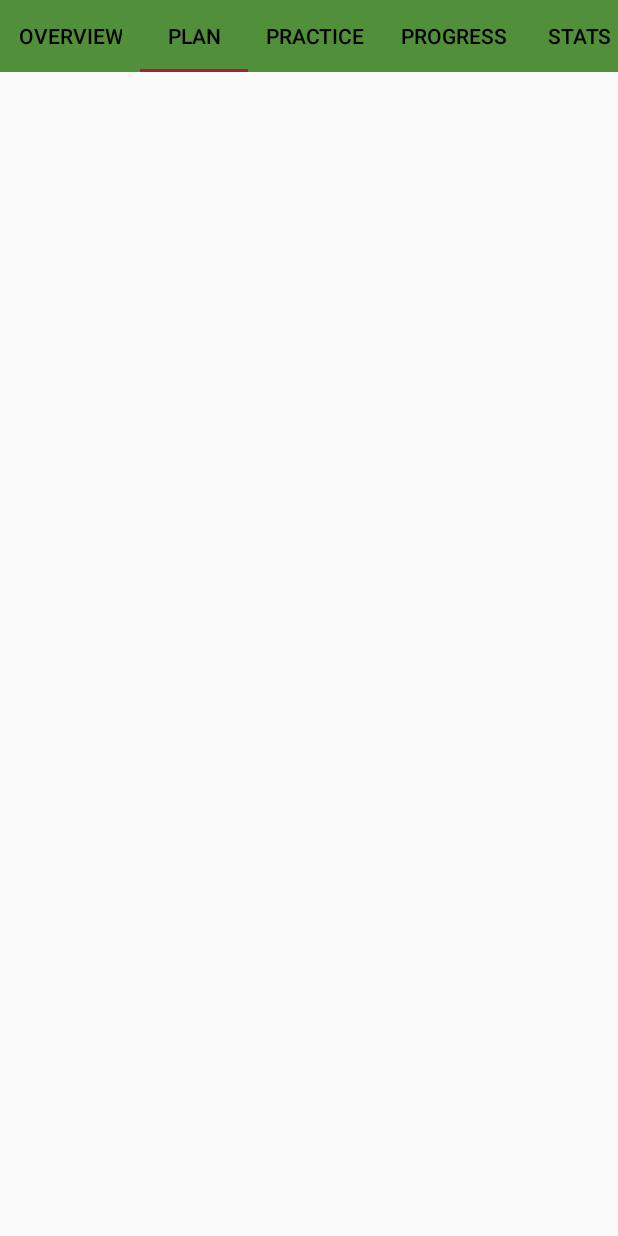
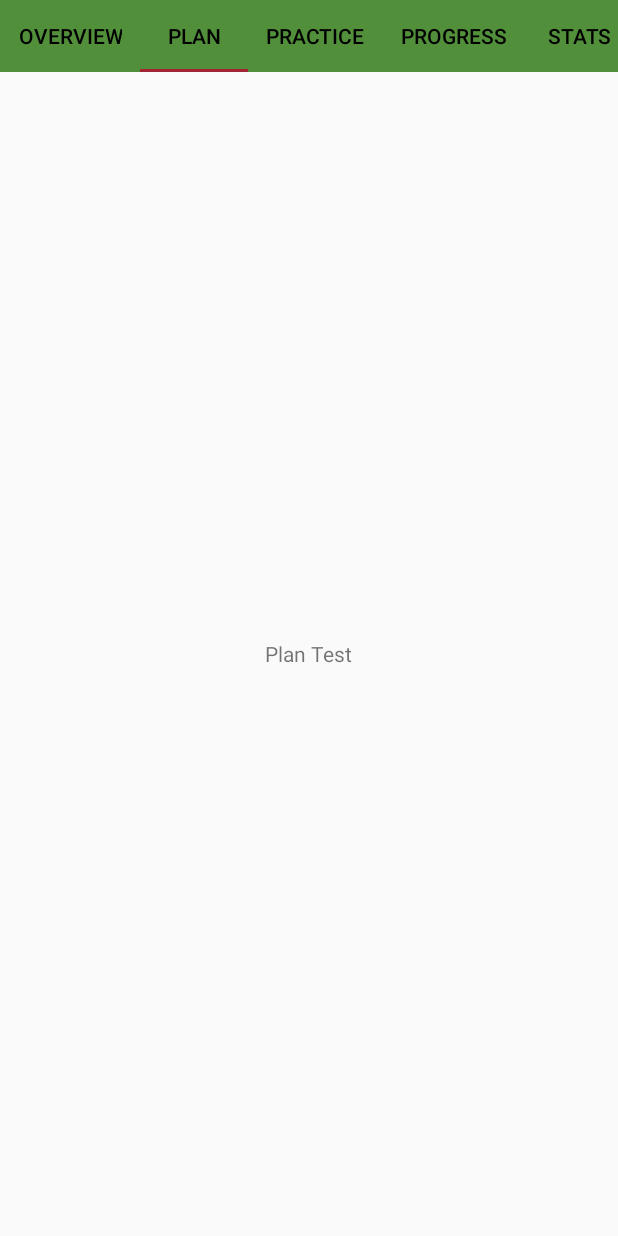
Before and after one commit to JasonCentral/SkillVow, an Android app: the screen it shows after launch (MainActivity), tab 2 chosen, on a phone screen of 412 x 824 dp. Run offline under Robolectric (Android 15) with nearby library versions, the phone set to English and light mode, and no system bars.

Commit message:
Added some text within the tabs

```diff
--- a/app/src/main/java/com/visionvow/skillvow/Pages/Overview.java
+++ b/app/src/main/java/com/visionvow/skillvow/Pages/Overview.java
@@ -19,6 +19,6 @@ public class Overview extends Fragment {
     @Override
     public View onCreateView(LayoutInflater inflater, @Nullable ViewGroup container, @Nullable Bundle savedInstanceState) {
         view = inflater.inflate(R.layout.overview_fragment, container, false);
-        return super.onCreateView(inflater, container, savedInstanceState);
+        return view;
     }
 }
--- a/app/src/main/java/com/visionvow/skillvow/Pages/Plan.java
+++ b/app/src/main/java/com/visionvow/skillvow/Pages/Plan.java
@@ -19,6 +19,6 @@ public class Plan extends Fragment {
     @Override
     public View onCreateView(LayoutInflater inflater, @Nullable ViewGroup container, @Nullable Bundle savedInstanceState) {
         view = inflater.inflate(R.layout.plan_fragment, container, false);
-        return super.onCreateView(inflater, container, savedInstanceState);
+        return view;
     }
 }
--- a/app/src/main/java/com/visionvow/skillvow/Pages/Practice.java
+++ b/app/src/main/java/com/visionvow/skillvow/Pages/Practice.java
@@ -19,6 +19,6 @@ public class Practice extends Fragment {
     @Override
     public View onCreateView(LayoutInflater inflater, @Nullable ViewGroup container, @Nullable Bundle savedInstanceState) {
         view = inflater.inflate(R.layout.practice_fragment, container, false);
-        return super.onCreateView(inflater, container, savedInstanceState);
+        return view;
     }
 }
--- a/app/src/main/java/com/visionvow/skillvow/Pages/Progress.java
+++ b/app/src/main/java/com/visionvow/skillvow/Pages/Progress.java
@@ -19,6 +19,6 @@ public class Progress extends Fragment {
     @Override
     public View onCreateView(LayoutInflater inflater, @Nullable ViewGroup container, @Nullable Bundle savedInstanceState) {
         view = inflater.inflate(R.layout.progress_fragment, container, false);
-        return super.onCreateView(inflater, container, savedInstanceState);
+        return view;
     }
 }
--- a/app/src/main/java/com/visionvow/skillvow/Pages/Stats.java
+++ b/app/src/main/java/com/visionvow/skillvow/Pages/Stats.java
@@ -19,6 +19,6 @@ public class Stats extends Fragment {
     @Override
     public View onCreateView(LayoutInflater inflater, @Nullable ViewGroup container, @Nullable Bundle savedInstanceState) {
         view = inflater.inflate(R.layout.stats_fragment, container, false);
-        return super.onCreateView(inflater, container, savedInstanceState);
+        return view;
     }
 }
--- a/app/src/main/res/layout/plan_fragment.xml
+++ b/app/src/main/res/layout/plan_fragment.xml
@@ -1,6 +1,13 @@
 <?xml version="1.0" encoding="utf-8"?>
-<android.support.constraint.ConstraintLayout
-    xmlns:android="http://schemas.android.com/apk/res/android" android:layout_width="match_parent"
-    android:layout_height="match_parent">
+<LinearLayout
+    xmlns:android="http://schemas.android.com/apk/res/android"
+    android:layout_width="match_parent"
+    android:layout_height="match_parent"
+    android:orientation="vertical"
+    android:gravity="center">
 
-</android.support.constraint.ConstraintLayout>
+    <TextView
+        android:layout_width="wrap_content"
+        android:layout_height="wrap_content"
+        android:text="Plan Test"/>
+</LinearLayout>
```
Also changed, not shown: app/src/main/res/layout/overview_fragment.xml (+10 -4 lines).
